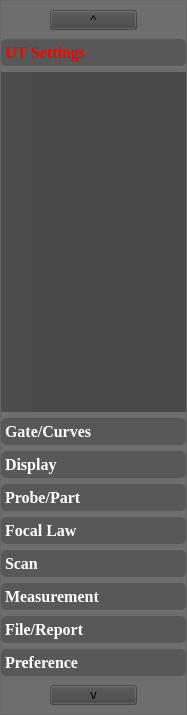
15903016222/Voice, file ui/menuwidget/firstsecondmenuwidget.ui: the form before one commit.
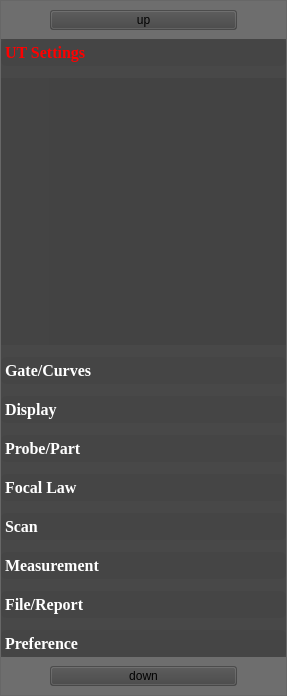
The form after the commit.

Commit message: 修改菜单隐藏方式，增加QScrollArea上下滚动的方式；

The edit to the form file:
```diff
--- a/ui/menuwidget/firstsecondmenuwidget.ui
+++ b/ui/menuwidget/firstsecondmenuwidget.ui
@@ -6,14 +6,14 @@
    <rect>
     <x>0</x>
     <y>0</y>
-    <width>187</width>
-    <height>715</height>
+    <width>287</width>
+    <height>696</height>
    </rect>
   </property>
   <property name="windowTitle">
    <string>Form</string>
   </property>
-  <layout class="QGridLayout" name="gridLayout_2">
+  <layout class="QGridLayout" name="gridLayout_4">
    <property name="leftMargin">
     <number>0</number>
    </property>
@@ -30,7 +30,7 @@
     <number>0</number>
    </property>
    <item row="0" column="0">
-    <widget class="QFrame" name="frame_mainMenu">
+    <widget class="QFrame" name="frame">
      <property name="styleSheet">
       <string notr="true">background-color: rgba(67, 67, 67, 0.5);</string>
      </property>
@@ -38,9 +38,9 @@
       <enum>QFrame::StyledPanel</enum>
      </property>
      <property name="frameShadow">
-      <enum>QFrame::Plain</enum>
+      <enum>QFrame::Raised</enum>
      </property>
-     <layout class="QVBoxLayout" name="verticalLayout" stretch="1,100,1">
+     <layout class="QVBoxLayout" name="verticalLayout_2" stretch="0,100,0">
       <property name="spacing">
        <number>0</number>
       </property>
@@ -106,7 +106,7 @@
             </sizepolicy>
            </property>
            <property name="text">
-            <string>^</string>
+            <string>up</string>
            </property>
           </widget>
          </item>
@@ -114,6 +114,72 @@
        </widget>
       </item>
       <item>
+       <widget class="QScrollArea" name="scrollArea">
+        <property name="frameShape">
+         <enum>QFrame::NoFrame</enum>
+        </property>
+        <property name="verticalScrollBarPolicy">
+         <enum>Qt::ScrollBarAlwaysOff</enum>
+        </property>
+        <property name="horizontalScrollBarPolicy">
+         <enum>Qt::ScrollBarAlwaysOff</enum>
+        </property>
+        <property name="widgetResizable">
+         <bool>true</bool>
+        </property>
+        <widget class="QWidget" name="scrollAreaWidgetContents">
+         <property name="geometry">
+          <rect>
+           <x>0</x>
+           <y>0</y>
+           <width>285</width>
+           <height>618</height>
+          </rect>
+         </property>
+         <layout class="QGridLayout" name="gridLayout_2">
+          <property name="leftMargin">
+           <number>0</number>
+          </property>
+          <property name="topMargin">
+           <number>0</number>
+          </property>
+          <property name="rightMargin">
+           <number>0</number>
+          </property>
+          <property name="bottomMargin">
+           <number>0</number>
+          </property>
+          <property name="spacing">
+           <number>0</number>
+          </property>
+          <item row="0" column="0">
+           <widget class="QFrame" name="frame_mainMenu">
+            <property name="styleSheet">
+             <string notr="true">background-color: rgba(67, 67, 67, 0.5);</string>
+            </property>
+            <property name="frameShape">
+             <enum>QFrame::NoFrame</enum>
+            </property>
+            <property name="frameShadow">
+             <enum>QFrame::Plain</enum>
+            </property>
+            <layout class="QGridLayout" name="gridLayout_5">
+             <property name="leftMargin">
+              <number>0</number>
+             </property>
+             <property name="topMargin">
+              <number>0</number>
+             </property>
+             <property name="rightMargin">
+              <number>0</number>
+             </property>
+             <property name="bottomMargin">
+              <number>0</number>
+             </property>
+             <property name="spacing">
+              <number>0</number>
+             </property>
+             <item row="0" column="0">
        <widget class="QToolBox" name="toolBox">
         <property name="font">
          <font>
@@ -144,15 +210,30 @@
         <property name="currentIndex">
          <number>0</number>
         </property>
+               <property name="tabSpacing">
+                <number>12</number>
+               </property>
         <widget class="QWidget" name="page_1">
          <property name="geometry">
           <rect>
            <x>0</x>
            <y>0</y>
-           <width>185</width>
-           <height>340</height>
-          </rect>
-         </property>
+                  <width>285</width>
+                  <height>267</height>
+                 </rect>
+                </property>
+                <property name="sizePolicy">
+                 <sizepolicy hsizetype="Preferred" vsizetype="Preferred">
+                  <horstretch>0</horstretch>
+                  <verstretch>0</verstretch>
+                 </sizepolicy>
+                </property>
+                <property name="minimumSize">
+                 <size>
+                  <width>0</width>
+                  <height>0</height>
+                 </size>
+                </property>
          <attribute name="label">
           <string>UT Settings</string>
          </attribute>
@@ -677,6 +758,13 @@
         </widget>
        </widget>
       </item>
+            </layout>
+           </widget>
+          </item>
+         </layout>
+        </widget>
+       </widget>
+      </item>
       <item>
        <widget class="QFrame" name="frame_bottom">
         <property name="frameShape">
@@ -727,7 +815,7 @@
             </sizepolicy>
            </property>
            <property name="text">
-            <string>v</string>
+            <string>down</string>
            </property>
           </widget>
          </item>
```
Left out of the diff: 43 changed lines with no effect on the pictures. Lines whose indentation alone changed are shown as unchanged. The commit also changes 3 other files.
